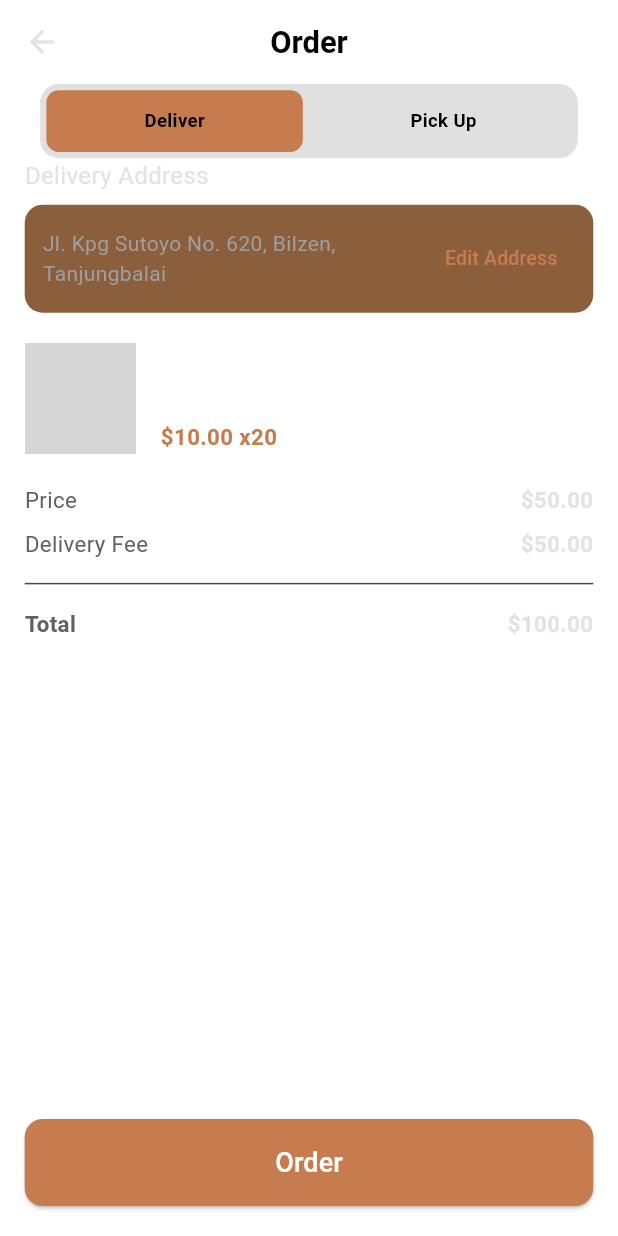
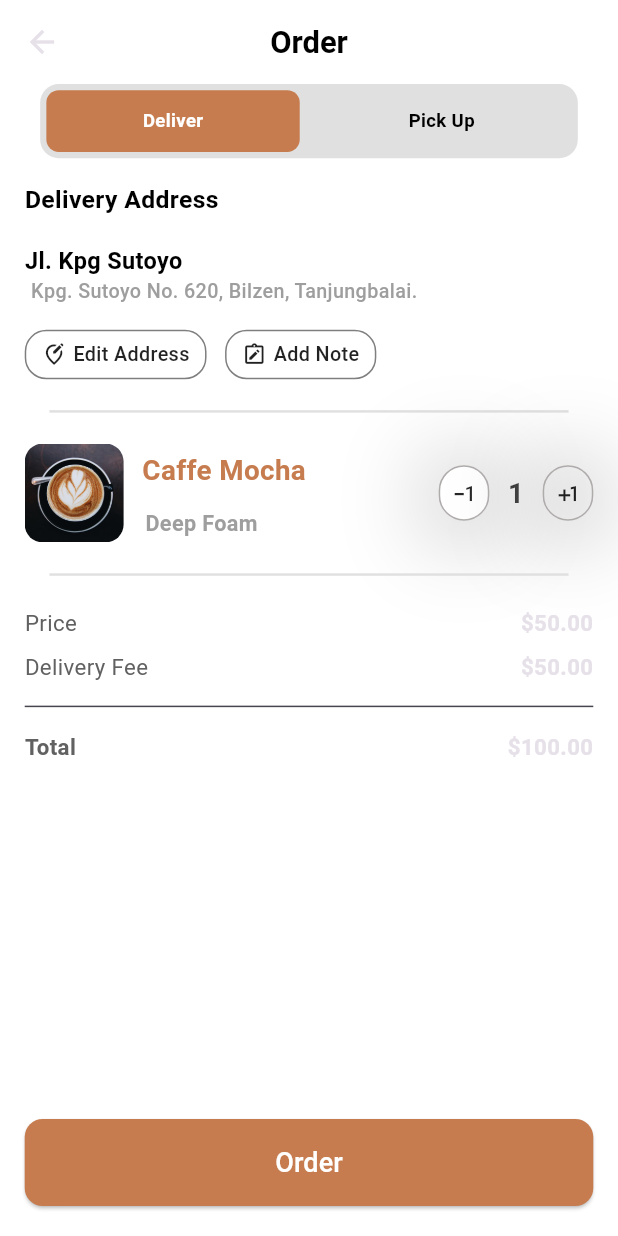
Before and after one commit to Elrmady09/caffeza, a Flutter app: the OrderPage screen opened by its route, on a phone screen of 412 x 824 dp. Run offline on Flutter 3.47's test engine with Material 3 defaults, Android fonts, the phone set to English and light mode, and no system bars; grey boxes are pictures that could not be loaded.

Commit message:
edit order page

```diff
--- a/lib/features/product_detail/widgets/divider_container.dart
+++ b/lib/core/widgets/divider_container.dart
@@ -9,7 +9,7 @@ class Divider_Container extends StatelessWidget {
     return Container(
       margin: EdgeInsets.symmetric(horizontal: size.width * 0.04),
       width: size.width,
-      height: size.height * 0.001,
+      height: size.height * 0.002,
       color: Colors.grey[300],
     );
   }
--- a/lib/features/order/presentation/order_page.dart
+++ b/lib/features/order/presentation/order_page.dart
@@ -1,10 +1,12 @@
+import 'package:caffeza/core/widgets/divider_container.dart';
+import 'package:flutter/material.dart';
 
 import 'package:caffeza/core/widgets/space.dart';
-import 'package:flutter/material.dart';
 import 'package:provider/provider.dart';
 import '../../../core/constants/app_colors.dart';
 import '../../../core/widgets/General Text.dart';
 import '../widget/order_address_section.dart';
+import '../widget/order_deliver_section.dart';
 import '../widget/order_payment_summary.dart';
 import '../widget/order_product_summary.dart';
 
@@ -35,65 +37,20 @@ class OrderPage extends StatelessWidget {
         body: Padding(
           padding:  EdgeInsets.symmetric(horizontal: size.width * 0.04),
           child: Column(
+            crossAxisAlignment: CrossAxisAlignment.start,
             children: [
-              Container(
-                margin: EdgeInsets.symmetric(horizontal: size.width * 0.025),
-                padding: EdgeInsets.symmetric(horizontal: size.width * 0.01),
-                width: size.width,
-                height: size.height * 0.06,
-                decoration: BoxDecoration(
-                  color: Colors.grey[300],
-                  borderRadius: BorderRadius.circular(size.width * 0.03),
-                ),
-                child: Row(
-                  children: [
-                    Expanded(
-                      child: Container(
-                        width: size.width,
-                        height: size.height * 0.05,
-                        decoration: BoxDecoration(
-                          color: AppColors.primary,
-                          borderRadius: BorderRadius.circular(size.width * 0.02),
-                        ),
-                        child: Center(
-                          child: GeneralText(
-                              text: 'Deliver',
-                            sizetext: size.width * 0.03,
-                            fontWeight: FontWeight.w700,
-                            color: Colors.black,
-                          ),
-                        ),
-                      ),
-                    ),
-                    WidthSpace(space: 0.02),
-                    Expanded(
-                      child: Container(
-                        width: size.width,
-                        height: size.height * 0.05,
-                        decoration: BoxDecoration(
-                          color: Colors.transparent,
-                          borderRadius: BorderRadius.circular(size.width * 0.02),
-                        ),
-                        child: Center(
-                          child: GeneralText(
-                            text: 'Pick Up',
-                            sizetext: size.width * 0.03,
-                            fontWeight: FontWeight.w700,
-                            color: Colors.black,
-                          ),
-                        ),
-                      ),
-                    ),
-                  ],
-                ),
-              ),
+              OrderDeliverSection(),
               // عنوان التوصيل
               const OrderAddressSection(),
-              const SizedBox(height: 20),
+              HeightSpace(space: 0.025),
+              Divider_Container(),
+              HeightSpace(space: 0.025),
 
               // ملخص المنتج مع تحديد الكمية
-              OrderProductSummary( image: '', name: '', type: '', price: 10, quantity: 20,),
-              const SizedBox(height: 20),
+              OrderProductSummary( image: 'assets/images/home/Image card 1.png', name: 'Caffe Mocha', type: 'Deep Foam',),
+              HeightSpace(space: 0.025),
+              Divider_Container(),
+              HeightSpace(space: 0.025),
 
               // ملخص الدفع
               const OrderPaymentSummary(productPrice: 50, deliveryFee: 50,),
--- /dev/null
+++ b/lib/features/order/widget/componts _button_deliver.dart
@@ -0,0 +1,37 @@
+import 'package:flutter/material.dart';
+
+import '../../../core/constants/app_colors.dart';
+import '../../../core/widgets/General Text.dart';
+import '../../../core/widgets/space.dart';
+class CompontsButtounDeliver extends StatelessWidget {
+  const CompontsButtounDeliver({Key? key, this.ontap, required this.text, this.color, this.colortext}) : super(key: key);
+  final VoidCallback? ontap;
+  final String text;
+  final Color? color;
+  final Color? colortext;
+
+  @override
+  Widget build(BuildContext context) {
+    Size size = MediaQuery.of(context).size;
+
+    return GestureDetector(
+      onTap: ontap,
+      child: Container(
+        padding: EdgeInsets.symmetric(horizontal: size.width * 0.156),
+        height: size.height * 0.05,
+        decoration: BoxDecoration(
+          color: color ?? AppColors.primary,
+          borderRadius: BorderRadius.circular(size.width * 0.02),
+        ),
+        child: Center(
+          child: GeneralText(
+            text: text,
+            sizetext: size.width * 0.03,
+            fontWeight: FontWeight.w700,
+            color: colortext ?? Colors.black,
+          ),
+        ),
+      ),
+    );
+  }
+}
--- a/lib/features/order/widget/order_address_section.dart
+++ b/lib/features/order/widget/order_address_section.dart
@@ -1,3 +1,4 @@
+import 'package:caffeza/core/widgets/space.dart';
 import 'package:flutter/material.dart';
 import '../../../core/constants/app_colors.dart';
 import '../../../core/widgets/General Text.dart';
@@ -8,42 +9,78 @@ class OrderAddressSection extends StatelessWidget {
 
   @override
   Widget build(BuildContext context) {
+    Size size = MediaQuery.of(context).size;
     return Column(
       crossAxisAlignment: CrossAxisAlignment.start,
       children: [
-        const GeneralText(
+        GeneralText(
+          padding: EdgeInsets.symmetric(vertical: size.height * 0.02),
           text: "Delivery Address",
-          sizetext: 16,
+          sizetext:size.width * 0.04,
+          fontWeight: FontWeight.w700,
+          color: Colors.black,
         ),
-        const SizedBox(height: 8),
+        GeneralText(
+          //padding: EdgeInsets.symmetric(vertical: size.height * 0.02),
+          text: "Jl. Kpg Sutoyo",
+          sizetext:size.width * 0.038,
+          fontWeight: FontWeight.w700,
+          color: Colors.black,
+        ),
+        GeneralText(
+          padding: EdgeInsets.only(left: size.width * 0.01),
+          text: "Kpg. Sutoyo No. 620, Bilzen, Tanjungbalai.",
+          sizetext:size.width * 0.032,
+          fontWeight: FontWeight.w500,
+          color: Colors.grey,
+        ),
+        HeightSpace(space: 0.02),
+        Row(
+          children: [
             Container(
-          padding: const EdgeInsets.all(12),
+              padding: EdgeInsets.symmetric(horizontal: size.width * 0.025),
+              height: size.height * 0.04,
               decoration: BoxDecoration(
-            color: AppColors.lightBrown,
-            borderRadius: BorderRadius.circular(12),
+                borderRadius: BorderRadius.circular(size.width * 0.035),
+                border: Border.all(width: 1,color: Color(0xff807f7f))
               ),
               child: Row(
-            mainAxisAlignment: MainAxisAlignment.spaceBetween,
                 children: [
-               Expanded(
-                child: GeneralText(
-                  text: "Jl. Kpg Sutoyo No. 620, Bilzen, Tanjungbalai",
-                  sizetext: 14,
-                  color: Colors.grey,
+                  Icon(Icons.edit_location_alt_outlined,size: size.width * 0.04,color: Colors.black87,),
+                  WidthSpace(space: 0.001),
+                  GeneralText(
+                    padding: EdgeInsets.only(left: size.width * 0.01),
+                    text: "Edit Address",
+                    sizetext:size.width * 0.032,
+                    fontWeight: FontWeight.w500,
+                    color: Colors.black87,
+                  ),
+                ],
               ),
             ),
-              TextButton(
-                onPressed: () {
-                  // تعديل العنوان
-                },
-                child: const GeneralText(
-                  text: "Edit Address",
-                  color: AppColors.primary,
-                  sizetext: 13,
+            WidthSpace(space: 0.03),
+            Container(
+              padding: EdgeInsets.symmetric(horizontal: size.width * 0.025),
+              height: size.height * 0.04,
+              decoration: BoxDecoration(
+                  borderRadius: BorderRadius.circular(size.width * 0.035),
+                  border: Border.all(width: 1,color: Color(0xff807f7f))
               ),
-              )
+              child: Row(
+                children: [
+                  Icon(Icons.note_alt_outlined,size: size.width * 0.04,color: Colors.black87,),
+                  WidthSpace(space: 0.001),
+                  GeneralText(
+                    padding: EdgeInsets.only(left: size.width * 0.01),
+                    text: "Add Note",
+                    sizetext:size.width * 0.032,
+                    fontWeight: FontWeight.w500,
+                    color: Colors.black87,
+                  ),
                 ],
               ),
+            ),
+          ],
         )
       ],
     );
--- /dev/null
+++ b/lib/features/order/widget/order_deliver_section.dart
@@ -0,0 +1,59 @@
+import 'package:flutter/material.dart';
+
+import '../../../core/constants/app_colors.dart';
+import '../../../core/widgets/General Text.dart';
+import '../../../core/widgets/space.dart';
+import 'componts _button_deliver.dart';
+
+class OrderDeliverSection extends StatefulWidget {
+  const OrderDeliverSection({Key? key}) : super(key: key);
+
+  @override
+  State<OrderDeliverSection> createState() => _OrderDeliverSectionState();
+}
+
+class _OrderDeliverSectionState extends State<OrderDeliverSection> {
+  bool isDeliverSelected = true;
+
+  @override
+  Widget build(BuildContext context) {
+    Size size = MediaQuery.of(context).size;
+
+    return Container(
+      margin: EdgeInsets.symmetric(horizontal: size.width * 0.025),
+      padding: EdgeInsets.symmetric(horizontal: size.width * 0.01),
+      width: size.width ,
+      height: size.height * 0.06,
+      decoration: BoxDecoration(
+        color: Colors.grey[300],
+        borderRadius: BorderRadius.circular(size.width * 0.03),
+      ),
+      child: Row(
+        children: [
+          CompontsButtounDeliver(
+            ontap: (){
+              setState(() {
+                isDeliverSelected = true;
+              });
+            },
+            text: 'Deliver',
+            color: isDeliverSelected ? AppColors.primary : Colors.transparent ,
+            colortext: isDeliverSelected ? Colors.white : Colors.black ,
+          ),
+          WidthSpace(space: 0.02),
+          CompontsButtounDeliver(
+            ontap: (){
+              setState(() {
+                isDeliverSelected = false;
+              });
+            },
+            text: 'Pick Up',
+            color: !isDeliverSelected ? AppColors.primary : Colors.transparent,
+            colortext: !isDeliverSelected ? Colors.white : Colors.black ,
+          ),
+
+        ],
+      ),
+    );
+  }
+}
--- a/lib/features/order/widget/order_product_summary.dart
+++ b/lib/features/order/widget/order_product_summary.dart
@@ -1,4 +1,5 @@
 import 'package:caffeza/core/constants/app_colors.dart';
+import 'package:caffeza/core/widgets/General%20Text.dart';
 import 'package:flutter/material.dart';
 
 import '../../../core/widgets/space.dart';
@@ -7,16 +8,13 @@ class OrderProductSummary extends StatelessWidget {
   final String image;
   final String name;
   final String type;
-  final double price;
-  final int quantity;
+
 
   const OrderProductSummary({
     super.key,
     required this.image,
     required this.name,
     required this.type,
-    required this.price,
-    required this.quantity,
   });
 
   @override
@@ -24,41 +22,85 @@ class OrderProductSummary extends StatelessWidget {
     final size = MediaQuery.of(context).size;
 
     return Row(
-      crossAxisAlignment: CrossAxisAlignment.start,
+      //crossAxisAlignment: CrossAxisAlignment.start,
       children: [
         ClipRRect(
           borderRadius: BorderRadius.circular(12),
           child: Image.asset(
             image,
-            width: size.width * 0.18,
-            height: size.width * 0.18,
+            width: size.width * 0.16,
+            height: size.width * 0.16,
             fit: BoxFit.cover,
           ),
         ),
-        const WidthSpace(space: 0.04),
+        const WidthSpace(space: 0.03),
         Column(
           crossAxisAlignment: CrossAxisAlignment.start,
           children: [
-            Text(name,
-                style: TextStyle(
-                  fontWeight: FontWeight.bold,
-                  fontSize: size.width * 0.04,
-                )),
-            const HeightSpace(space: 0.005),
-            Text(type,
-                style: TextStyle(
-                  color: Colors.grey,
-                  fontSize: size.width * 0.035,
-                )),
-            const HeightSpace(space: 0.005),
-            Text('\$${price.toStringAsFixed(2)} x$quantity',
-                style: TextStyle(
-                  color: AppColors.primary,
-                  fontSize: size.width * 0.036,
-                  fontWeight: FontWeight.w600,
-                )),
+            GeneralText(
+              padding: EdgeInsets.only(top: size.height * 0.003),
+              text: name,
+              sizetext: size.width * 0.045,
+              fontWeight:FontWeight.w700 ,
+              color: AppColors.primary,
+                ),
+            GeneralText(
+              padding: EdgeInsets.only(top: size.height * 0.015,left: size.width * 0.005),
+              text: type,
+              sizetext: size.width * 0.035,
+              color: Colors.grey,
+              fontWeight:FontWeight.w700 ,
+            ),
+
           ],
-        )
+        ),
+        Spacer(),
+        Container(
+          padding: EdgeInsets.symmetric(horizontal: size.width * 0.016,vertical: size.height * 0.01),
+          decoration: BoxDecoration(
+            borderRadius: BorderRadius.circular(100),
+            color: Colors.white,
+            border: Border.all(width: 1,color: Color(0xffafabab)),
+            boxShadow: [
+              BoxShadow(
+                color: Colors.grey[400]!.withOpacity(0.9), // 🔹 لون الظل
+                blurRadius: 50, // 🔹 مدى نعومة الظل
+                spreadRadius: 10, // 🔹 مدى انتشار الظل
+                offset: Offset(0, 4), // 🔹 موقع الظل
+              ),
+            ],
+          ),
+          child: Center(
+            child: Icon(Icons.exposure_minus_1,size: size.width * 0.045,color: Colors.black87,),
+          ),
+        ),
+        WidthSpace(space: 0.03),
+        GeneralText(
+          text: '1',
+          sizetext: size.width * 0.045,
+          color: Colors.black87,
+          fontWeight:FontWeight.w700 ,
+        ),
+        WidthSpace(space: 0.03),
+        Container(
+          padding: EdgeInsets.symmetric(horizontal: size.width * 0.016,vertical: size.height * 0.01),
+          decoration: BoxDecoration(
+            borderRadius: BorderRadius.circular(100),
+            border: Border.all(width: 1,color: Color(0xffafabab)),
+            boxShadow: [
+              BoxShadow(
+                color: Colors.grey[400]!.withOpacity(0.9), // 🔹 لون الظل
+                blurRadius: 50, // 🔹 مدى نعومة الظل
+                spreadRadius: 10, // 🔹 مدى انتشار الظل
+                offset: Offset(0, 4), // 🔹 موقع الظل
+              ),
+            ],
+          ),
+          child: Center(
+            child: Icon(Icons.plus_one,size: size.width * 0.045,color: Colors.black87,),
+          ),
+        ),
+
       ],
     );
   }
--- a/lib/features/product_detail/presentation/product_detail_page.dart
+++ b/lib/features/product_detail/presentation/product_detail_page.dart
@@ -1,6 +1,7 @@
 import 'package:caffeza/core/widgets/General%20Text.dart';
 import 'package:flutter/material.dart';
 import 'package:provider/provider.dart';
+import '../../../core/widgets/divider_container.dart';
 import '../../../core/widgets/space.dart';
 import '../logic/product_detail_provider.dart';
 import '../widgets/detail_description.dart';
@@ -8,7 +9,6 @@ import '../widgets/detail_image.dart';
 import '../widgets/detail_price_button.dart';
 import '../widgets/detail_size_selector.dart';
 import '../widgets/detail_title_section.dart';
-import '../widgets/divider_container.dart';
 
 class DetailPage extends StatelessWidget {
   const DetailPage({super.key});
```
Lines whose indentation alone changed are shown as unchanged.
